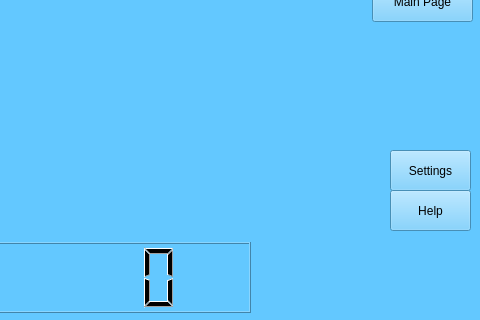
This is levelmodewindow.ui in hero919/ImagesMatching as Qt 5 draws it before an edit; both pictures show x 320 to 800 and y 280 to 600 of the 800 by 600 pixel window. The edited form follows.
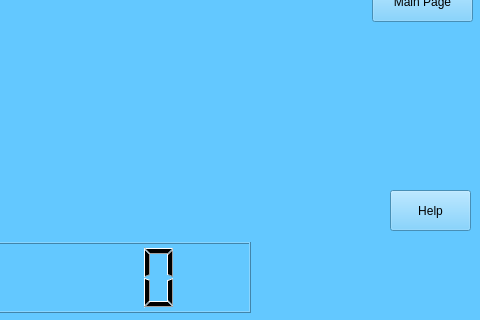
This is the edited form.

Commit message: Set Timmer

```diff
--- a/levelmodewindow.ui
+++ b/levelmodewindow.ui
@@ -115,19 +115,6 @@
      <string>Scores</string>
     </property>
    </widget>
-   <widget class="QPushButton" name="pushButton_7">
-    <property name="geometry">
-     <rect>
-      <x>710</x>
-      <y>430</y>
-      <width>81</width>
-      <height>41</height>
-     </rect>
-    </property>
-    <property name="text">
-     <string>Settings</string>
-    </property>
-   </widget>
    <widget class="QPushButton" name="pushButton_8">
     <property name="geometry">
      <rect>
```
Left out of the diff: 1 changed line with no effect on the pictures. The commit also changes 2 other files.
